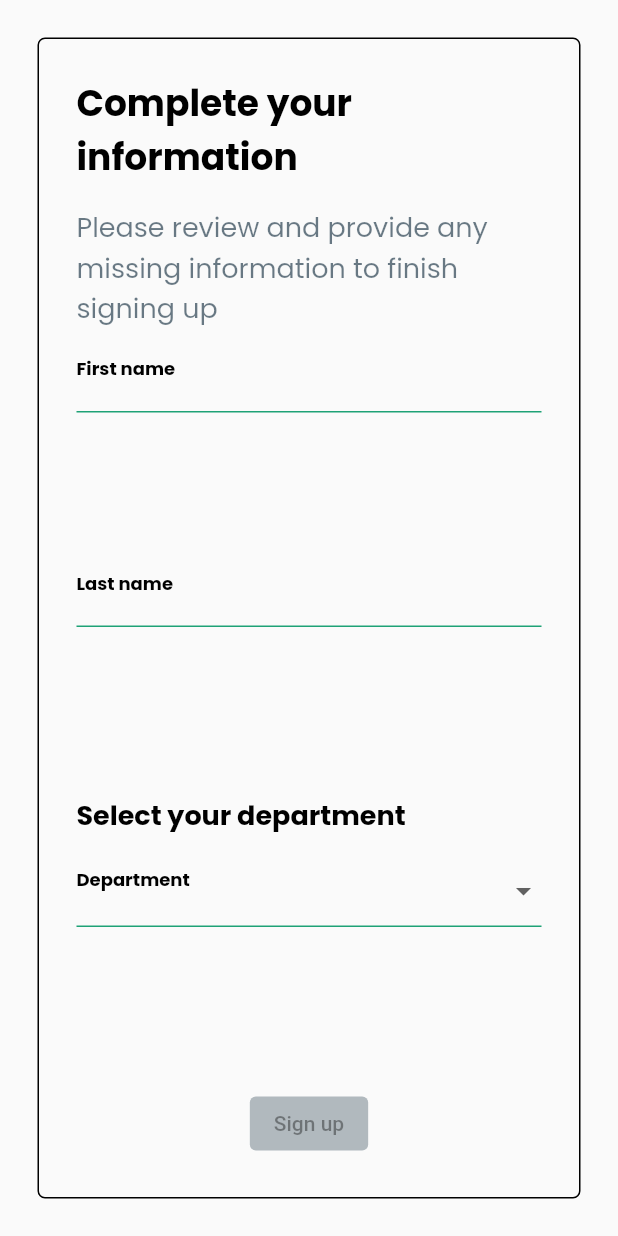
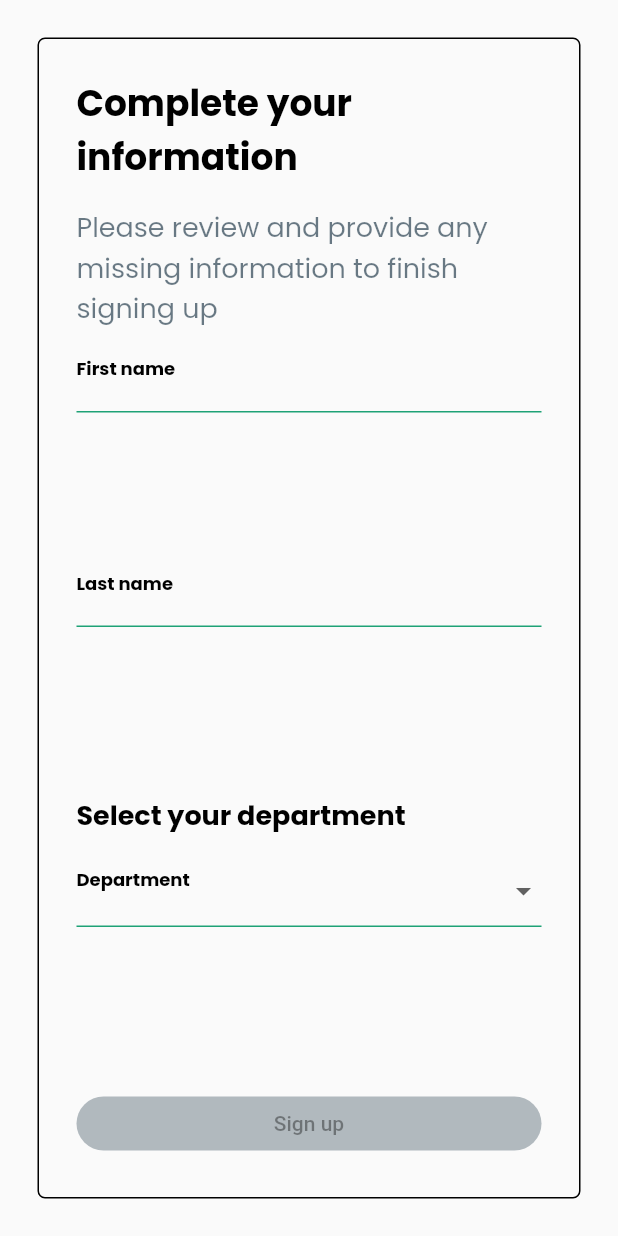
Before and after one commit to RifautAlexis/clearify, a Flutter app: the CompleteInformationScreen screen opened by its route, on a phone screen of 412 x 824 dp. Run offline on Flutter 3.47's test engine with Material 2 defaults, Android fonts, the light colour scheme and no system bars; drawn by our look-alikes of reactive_forms; our stand-ins replace flutter_svg, get, google_fonts, smooth_page_indicator, styled_text; missing offline and left inert: sign_button.

Commit message:
Add full width and shape on sign up button

```diff
--- a/clearify/lib/screens/onboarding/complete_information/complete_information.dart
+++ b/clearify/lib/screens/onboarding/complete_information/complete_information.dart
@@ -79,10 +79,18 @@ class CompleteInformationScreen extends GetView<CompleteInformationController> {
               SizedBox(height: 25.0),
               Align(
                 alignment: Alignment.center,
-                child: ReactiveFormConsumer(
-                  builder: (context, form, child) => ElevatedButton(
-                    onPressed: form.valid ? controller.submit : null,
-                    child: Text('Sign up'),
+                child: SizedBox(
+                  width: double.infinity,
+                  child: ReactiveFormConsumer(
+                    builder: (context, form, child) => ElevatedButton(
+                      onPressed: form.valid ? controller.submit : null,
+                      style: ElevatedButton.styleFrom(
+                        shape: RoundedRectangleBorder(
+                          borderRadius: BorderRadius.circular(25.0),
+                        ),
+                      ),
+                      child: Text('Sign up'),
+                    ),
                   ),
                 ),
               ),
```
